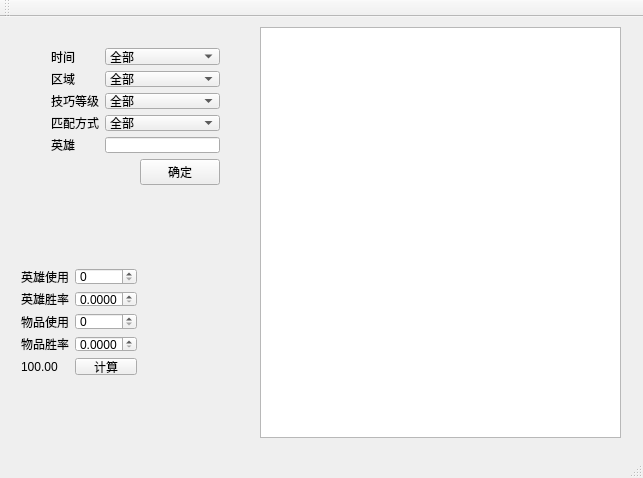
This is mainwindow.ui in vkensou/DOTA2Statistics as Qt 5 draws it before an edit. The edited form follows.
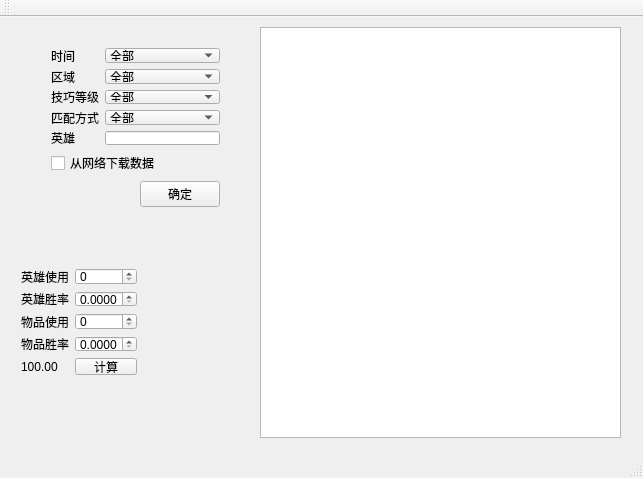
This is the edited form.

```diff
--- a/mainwindow.ui
+++ b/mainwindow.ui
@@ -144,7 +144,7 @@
       <x>40</x>
       <y>20</y>
       <width>191</width>
-      <height>159</height>
+      <height>181</height>
      </rect>
     </property>
     <layout class="QVBoxLayout" name="verticalLayout">
@@ -296,6 +296,13 @@
        </item>
       </layout>
      </item>
+     <item>
+      <widget class="QCheckBox" name="ckb_force_download">
+       <property name="text">
+        <string>从网络下载数据</string>
+       </property>
+      </widget>
+     </item>
      <item>
       <layout class="QHBoxLayout" name="horizontalLayout">
        <item>
```
